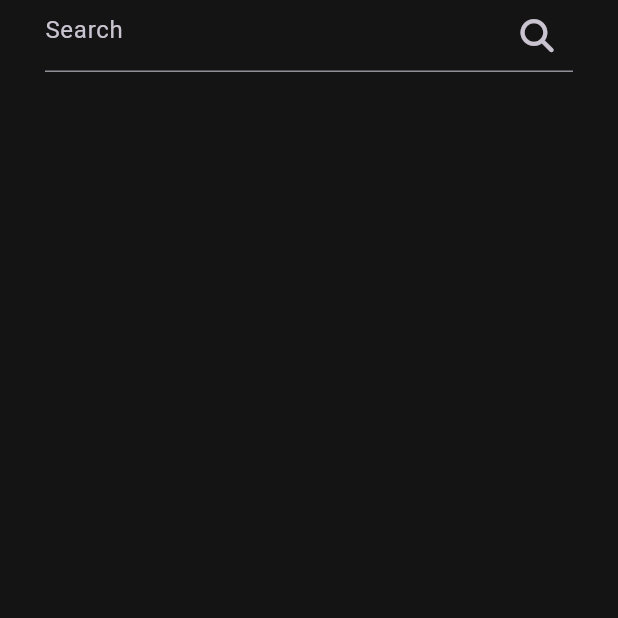
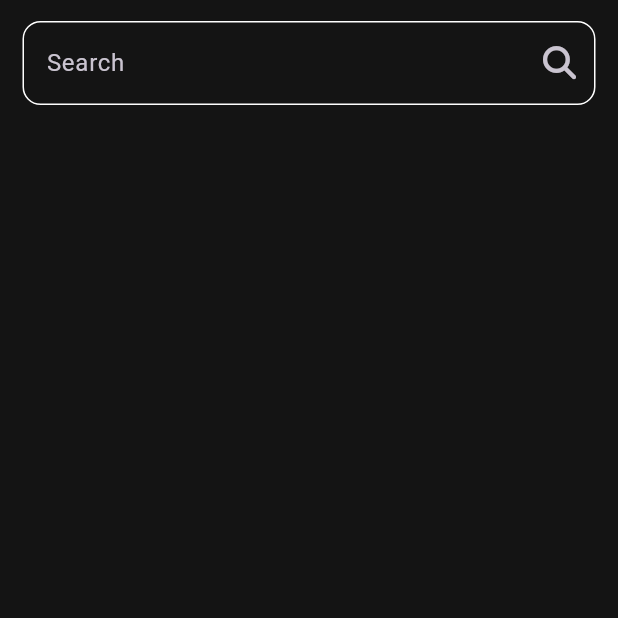
Before and after one commit to saraUsama9910/bookapp, a Flutter app: the SearchView screen opened by its route, on a phone screen of 412 x 824 dp, the top half of it. Run offline on Flutter 3.47's test engine with Material 3 defaults, Android fonts, the phone set to English and light mode, and no system bars; our stand-ins replace font_awesome_flutter, go_router.

Commit message:
add focused border raduis

```diff
--- a/lib/Features/search/peresntation/views/widgets/search_view_body.dart
+++ b/lib/Features/search/peresntation/views/widgets/search_view_body.dart
@@ -7,7 +7,7 @@ class SearchViewBody extends StatelessWidget {
   @override
   Widget build(BuildContext context) {
     return const Padding(
-      padding: EdgeInsets.symmetric(horizontal: 30),
+      padding: EdgeInsets.symmetric(horizontal: 15, vertical: 14),
       child: Column(
         children: [CustomSearchTextField()],
       ),
@@ -23,6 +23,18 @@ class CustomSearchTextField extends StatelessWidget {
     return TextField(
       decoration: InputDecoration(
           hintText: 'Search',
+          focusedBorder: OutlineInputBorder(
+            borderRadius: BorderRadius.circular(12),
+            borderSide: const BorderSide(
+              color: Colors.white,
+            ),
+          ),
+          enabledBorder: OutlineInputBorder(
+            borderSide: const BorderSide(
+              color: Colors.white,
+            ),
+            borderRadius: BorderRadius.circular(12),
+          ),
           suffixIcon: IconButton(
               onPressed: () {},
               icon: const Icon(
```
